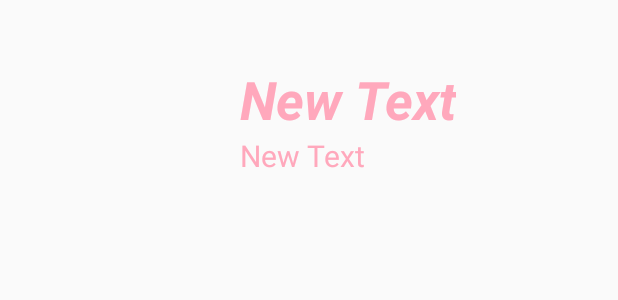
After one commit to evijung/My-Traffic, an Android app: the layout my_listview.xml on its own in the app's theme, with its tools: preview values and no code run, on a phone screen of 412 x 824 dp. The commit adds this screen. Shown: the top 300 px of the screen. Run offline under Robolectric (Android 15) with nearby library versions, the phone set to English and light mode, and no system bars.

Commit message:
Design UI List View

```diff
--- /dev/null
+++ b/app/src/main/res/layout/my_listview.xml
@@ -0,0 +1,35 @@
+<?xml version="1.0" encoding="utf-8"?>
+<LinearLayout xmlns:android="http://schemas.android.com/apk/res/android"
+    android:orientation="horizontal" android:layout_width="match_parent"
+    android:layout_height="wrap_content">
+
+    <ImageView
+        android:layout_width="120dp"
+        android:layout_height="120dp"
+        android:id="@+id/imageView"
+        android:layout_margin="20dp" />
+
+    <LinearLayout
+        android:orientation="vertical"
+        android:layout_width="match_parent"
+        android:layout_height="match_parent"
+        android:gravity="center_vertical">
+
+        <TextView
+            android:layout_width="wrap_content"
+            android:layout_height="wrap_content"
+            android:text="New Text"
+            android:id="@+id/textView"
+            android:textSize="@dimen/h1"
+            android:textStyle="bold|italic"
+            android:textColor="@color/text" />
+
+        <TextView
+            android:layout_width="wrap_content"
+            android:layout_height="wrap_content"
+            android:text="New Text"
+            android:id="@+id/textView3"
+            android:textSize="@dimen/h2"
+            android:textColor="@color/text" />
+    </LinearLayout>
+</LinearLayout>
--- a/app/src/main/res/values/colors.xml
+++ b/app/src/main/res/values/colors.xml
@@ -4,5 +4,5 @@
     <color name="colorPrimaryDark">#303F9F</color>
     <color name="colorAccent">#FF4081</color>
 
-    <color name="text">#FFA8BC</color>
+    <color name="text">#ffa8bc</color>
 </resources>
```
